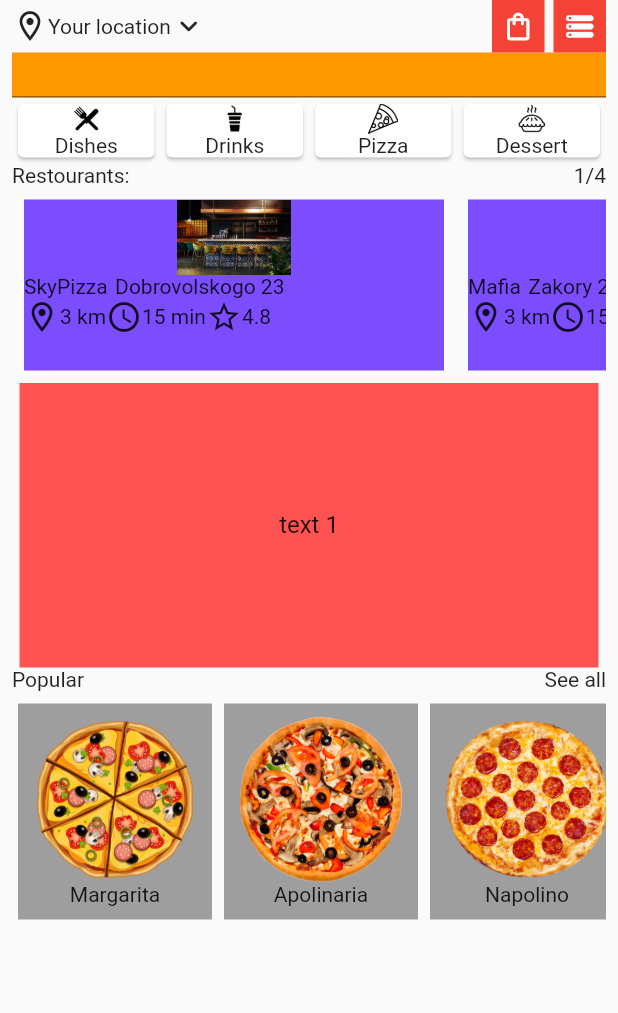
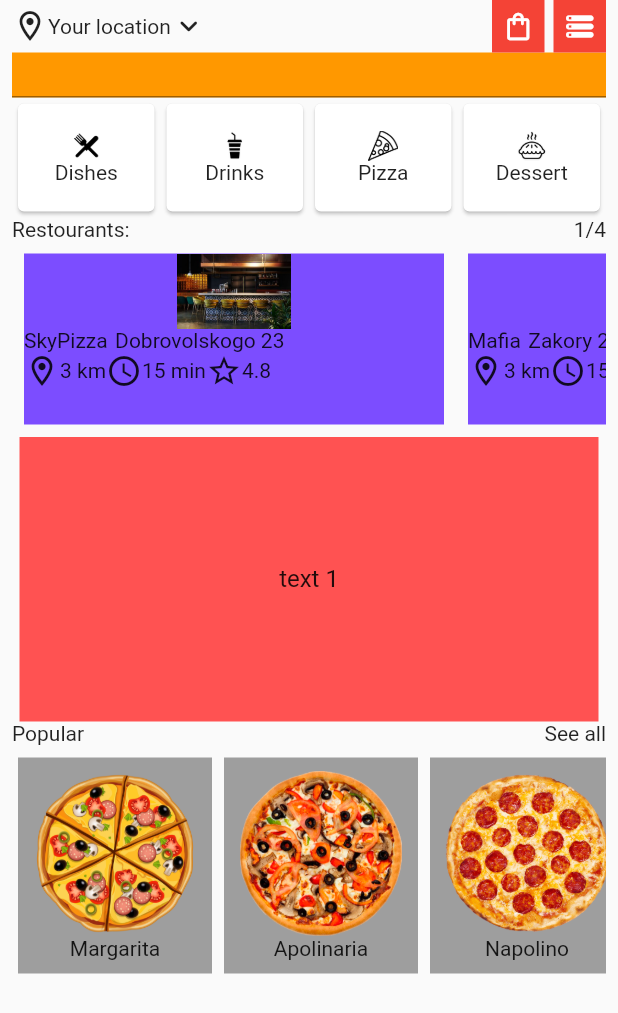
Before and after one commit to MrPopov93/pizza_delivery, a Flutter app: the screen it shows after launch, on a phone screen of 412 x 824 dp. Shown: the top 1013 px of the screen. Run offline on Flutter 3.47's test engine with Material 2 defaults, Android fonts, the phone set to English and light mode, and no system bars; drawn by our look-alikes of carousel_slider.

Commit message:
center up menu

```diff
--- a/lib/ui/pages/home/widgets/up_menu/up_menu.dart
+++ b/lib/ui/pages/home/widgets/up_menu/up_menu.dart
@@ -15,9 +15,11 @@ class UpMenuCard extends StatelessWidget {
   @override
   Widget build(BuildContext context) {
     return Container(
+      height: 80,
       width: (MediaQuery.of(context).size.width - 16) / DummyData.dummyMenu.length,
       child: Card(
         child: Column(
+          mainAxisAlignment: MainAxisAlignment.center,
           children: [
             Image.asset(
               icon,
```
